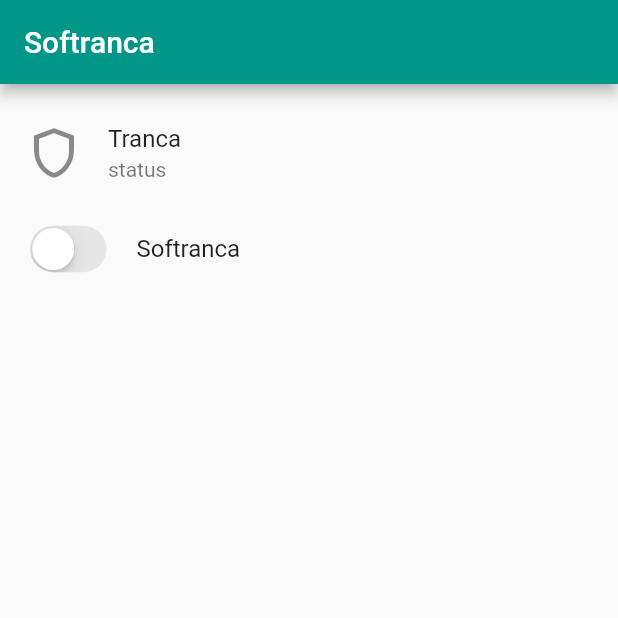
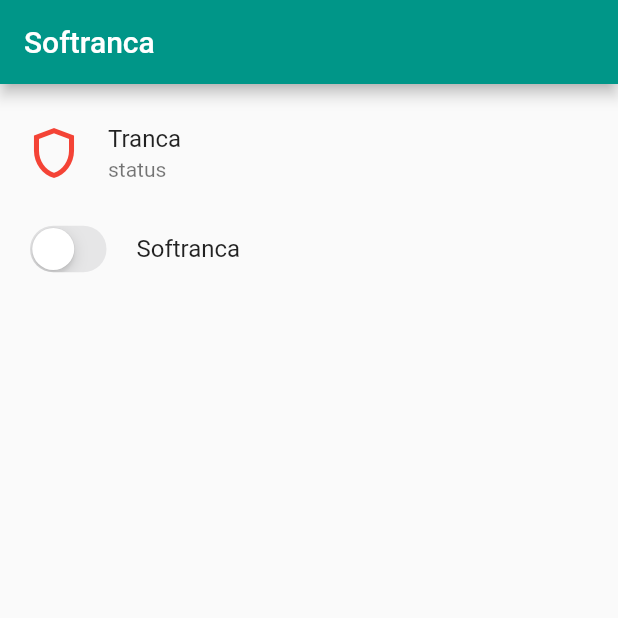
Before and after one commit to Wamedera/softranca, a Flutter app: the screen it shows after launch, on a phone screen of 412 x 824 dp, the top half of it. Run offline on Flutter 3.47's test engine with Material 2 defaults, Android fonts, the phone set to English and light mode, and no system bars.

Commit message:
cores elementos, teste setState

```diff
--- a/softranca_app/lib/my_app.dart
+++ b/softranca_app/lib/my_app.dart
@@ -39,8 +39,9 @@ class _MyHomePageState extends State<MyHomePage> {
           _tranca
               ? const ListTile(
                   leading: Icon(
-                    Icons.shield,
+                    Icons.shield_sharp,
                     size: 40,
+                    color: Colors.green,
                   ),
                   title: Text("Tranca"),
                   subtitle: Text("status"),
@@ -49,6 +50,7 @@ class _MyHomePageState extends State<MyHomePage> {
                   leading: Icon(
                     Icons.shield_outlined,
                     size: 40,
+                    color: Colors.red,
                   ),
                   title: Text("Tranca"),
                   subtitle: Text("status"),
@@ -59,6 +61,7 @@ class _MyHomePageState extends State<MyHomePage> {
               onChanged: (value) {
                 setState(() {
                   _softranca = value;
+                  _tranca = value;
                 });
                 print(_softranca);
               },
```
